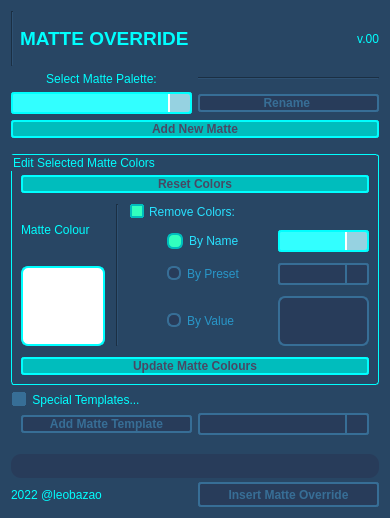
Qt form package/harmony20/BirdoPack/ui/BD_MatteOverride.ui (otmbneto/BirdoApp) before a commit.
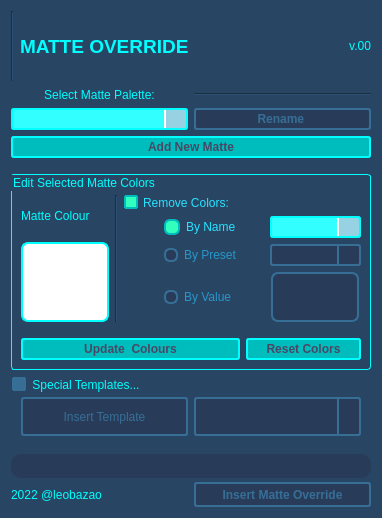
The same form after that commit.

Commit message: update MatteOverride: melhorias no funcionamento do add nodes e espacamento na ui

```diff
--- a/package/harmony20/BirdoPack/ui/BD_MatteOverride.ui
+++ b/package/harmony20/BirdoPack/ui/BD_MatteOverride.ui
@@ -9,7 +9,7 @@
    <rect>
     <x>0</x>
     <y>0</y>
-    <width>390</width>
+    <width>382</width>
     <height>518</height>
    </rect>
   </property>
@@ -181,6 +181,7 @@
     border-radius: 3px;
 	background-color: rgb(0, 189, 189);
     min-width: 80px;
+	padding: 2px;
 }
 
 QPushButton:pressed {
@@ -237,6 +238,12 @@
     <layout class="QGridLayout" name="gridLayout_4">
      <item row="1" column="1">
       <widget class="Line" name="line_3">
+       <property name="sizePolicy">
+        <sizepolicy hsizetype="Minimum" vsizetype="Preferred">
+         <horstretch>0</horstretch>
+         <verstretch>0</verstretch>
+        </sizepolicy>
+       </property>
        <property name="orientation">
         <enum>Qt::Horizontal</enum>
        </property>
@@ -244,6 +251,12 @@
      </item>
      <item row="1" column="0">
       <widget class="QLabel" name="label">
+       <property name="sizePolicy">
+        <sizepolicy hsizetype="Preferred" vsizetype="Preferred">
+         <horstretch>0</horstretch>
+         <verstretch>0</verstretch>
+        </sizepolicy>
+       </property>
        <property name="text">
         <string>Select Matte Palette:</string>
        </property>
@@ -257,8 +270,14 @@
        <property name="enabled">
         <bool>true</bool>
        </property>
+       <property name="sizePolicy">
+        <sizepolicy hsizetype="Preferred" vsizetype="Preferred">
+         <horstretch>0</horstretch>
+         <verstretch>0</verstretch>
+        </sizepolicy>
+       </property>
        <property name="toolTip">
-        <string>Choose matte palette to edit or apply</string>
+        <string>&lt;html&gt;&lt;head/&gt;&lt;body&gt;&lt;p&gt;Selecione uma Matte Palette para comecar.&lt;/p&gt;&lt;/body&gt;&lt;/html&gt;</string>
        </property>
       </widget>
      </item>
@@ -267,6 +286,12 @@
        <property name="enabled">
         <bool>false</bool>
        </property>
+       <property name="sizePolicy">
+        <sizepolicy hsizetype="Minimum" vsizetype="Preferred">
+         <horstretch>0</horstretch>
+         <verstretch>0</verstretch>
+        </sizepolicy>
+       </property>
        <property name="font">
         <font>
          <weight>75</weight>
@@ -274,7 +299,7 @@
         </font>
        </property>
        <property name="toolTip">
-        <string>Creates new matte palette in the scene</string>
+        <string>&lt;html&gt;&lt;head/&gt;&lt;body&gt;&lt;p&gt;Renomeia a MattePalette selecionada.&lt;/p&gt;&lt;/body&gt;&lt;/html&gt;</string>
        </property>
        <property name="text">
         <string>Rename </string>
@@ -286,6 +311,12 @@
        <property name="enabled">
         <bool>true</bool>
        </property>
+       <property name="sizePolicy">
+        <sizepolicy hsizetype="Minimum" vsizetype="Preferred">
+         <horstretch>0</horstretch>
+         <verstretch>0</verstretch>
+        </sizepolicy>
+       </property>
        <property name="font">
         <font>
          <weight>75</weight>
@@ -293,7 +324,7 @@
         </font>
        </property>
        <property name="toolTip">
-        <string>Creates new matte palette in the scene</string>
+        <string>&lt;html&gt;&lt;head/&gt;&lt;body&gt;&lt;p&gt;Cria nova MattePalette para a cena.&lt;/p&gt;&lt;/body&gt;&lt;/html&gt;</string>
        </property>
        <property name="text">
         <string>Add New Matte</string>
@@ -304,6 +335,12 @@
    </item>
    <item row="5" column="0">
     <widget class="QProgressBar" name="progressBar">
+     <property name="sizePolicy">
+      <sizepolicy hsizetype="Expanding" vsizetype="Preferred">
+       <horstretch>0</horstretch>
+       <verstretch>0</verstretch>
+      </sizepolicy>
+     </property>
      <property name="maximumSize">
       <size>
        <width>16777215</width>
@@ -361,6 +398,12 @@
    </item>
    <item row="2" column="0">
     <spacer name="horizontalSpacer_2">
+     <property name="sizePolicy">
+      <sizepolicy hsizetype="Expanding" vsizetype="Preferred">
+       <horstretch>0</horstretch>
+       <verstretch>0</verstretch>
+      </sizepolicy>
+     </property>
      <property name="orientation">
       <enum>Qt::Horizontal</enum>
      </property>
@@ -379,6 +422,12 @@
      </property>
      <item>
       <widget class="QLabel" name="label_4">
+       <property name="sizePolicy">
+        <sizepolicy hsizetype="Preferred" vsizetype="Preferred">
+         <horstretch>0</horstretch>
+         <verstretch>0</verstretch>
+        </sizepolicy>
+       </property>
        <property name="text">
         <string>2022 @leobazao</string>
        </property>
@@ -390,14 +439,14 @@
         <bool>false</bool>
        </property>
        <property name="sizePolicy">
-        <sizepolicy hsizetype="Preferred" vsizetype="Fixed">
+        <sizepolicy hsizetype="Preferred" vsizetype="Preferred">
          <horstretch>0</horstretch>
          <verstretch>0</verstretch>
         </sizepolicy>
        </property>
        <property name="minimumSize">
         <size>
-         <width>84</width>
+         <width>88</width>
          <height>25</height>
         </size>
        </property>
@@ -430,6 +479,12 @@
     <layout class="QHBoxLayout" name="horizontalLayout">
      <item>
       <widget class="Line" name="line">
+       <property name="sizePolicy">
+        <sizepolicy hsizetype="Fixed" vsizetype="Preferred">
+         <horstretch>0</horstretch>
+         <verstretch>0</verstretch>
+        </sizepolicy>
+       </property>
        <property name="orientation">
         <enum>Qt::Vertical</enum>
        </property>
@@ -437,6 +492,12 @@
      </item>
      <item>
       <widget class="QLabel" name="label_2">
+       <property name="sizePolicy">
+        <sizepolicy hsizetype="Preferred" vsizetype="Preferred">
+         <horstretch>0</horstretch>
+         <verstretch>0</verstretch>
+        </sizepolicy>
+       </property>
        <property name="font">
         <font>
          <pointsize>14</pointsize>
@@ -451,6 +512,12 @@
      </item>
      <item>
       <widget class="QLabel" name="labelVersion">
+       <property name="sizePolicy">
+        <sizepolicy hsizetype="Preferred" vsizetype="Preferred">
+         <horstretch>0</horstretch>
+         <verstretch>0</verstretch>
+        </sizepolicy>
+       </property>
        <property name="toolTip">
         <string>script version</string>
        </property>
@@ -470,7 +537,7 @@
       <bool>true</bool>
      </property>
      <property name="sizePolicy">
-      <sizepolicy hsizetype="Preferred" vsizetype="Fixed">
+      <sizepolicy hsizetype="Preferred" vsizetype="Preferred">
        <horstretch>0</horstretch>
        <verstretch>0</verstretch>
       </sizepolicy>
@@ -488,87 +555,34 @@
       <property name="topMargin">
        <number>20</number>
       </property>
-      <property name="spacing">
-       <number>11</number>
-      </property>
-      <item row="1" column="0">
-       <layout class="QVBoxLayout" name="verticalLayout">
-        <item>
-         <widget class="QLabel" name="label_6">
-          <property name="text">
-           <string>Matte Colour</string>
-          </property>
-         </widget>
-        </item>
-        <item>
-         <widget class="QPushButton" name="pushMatteColor">
-          <property name="sizePolicy">
-           <sizepolicy hsizetype="Fixed" vsizetype="Fixed">
-            <horstretch>0</horstretch>
-            <verstretch>0</verstretch>
-           </sizepolicy>
-          </property>
-          <property name="minimumSize">
-           <size>
-            <width>84</width>
-            <height>80</height>
-           </size>
-          </property>
-          <property name="maximumSize">
-           <size>
-            <width>80</width>
-            <height>80</height>
-           </size>
-          </property>
-          <property name="toolTip">
-           <string>Change Matte colors override</string>
-          </property>
-          <property name="styleSheet">
-           <string notr="true">QPushButton {
-	border: 2px solid rgb(0, 255, 255);
-	border-radius: 7px;
-	background: rgba(255, 255, 255, 255);
-}
-
-QPushButton::hover {
-	border: 2px solid rgb(0, 255, 255);
-}
-
-QPushButton::disabled {
-	border: 2px solid rgb(55, 110, 150);
-	background: rgb(40, 60, 90);	
-}</string>
-          </property>
-          <property name="text">
-           <string/>
-          </property>
-         </widget>
-        </item>
-       </layout>
-      </item>
-      <item row="1" column="1">
-       <widget class="Line" name="line_2">
-        <property name="orientation">
-         <enum>Qt::Vertical</enum>
-        </property>
-       </widget>
-      </item>
-      <item row="1" column="2">
+      <item row="0" column="2" colspan="2">
        <layout class="QGridLayout" name="gridLayout" columnstretch="0,0,0" columnminimumwidth="0,0,0">
         <property name="leftMargin">
          <number>0</number>
         </property>
-        <item row="1" column="2">
+        <item row="1" column="2" alignment="Qt::AlignHCenter">
          <widget class="QComboBox" name="comboCorName">
+          <property name="sizePolicy">
+           <sizepolicy hsizetype="Preferred" vsizetype="Preferred">
+            <horstretch>0</horstretch>
+            <verstretch>0</verstretch>
+           </sizepolicy>
+          </property>
           <property name="toolTip">
-           <string>Select color name to ignore</string>
+           <string>&lt;html&gt;&lt;head/&gt;&lt;body&gt;&lt;p&gt;Lista de nomes de cores da cena.&lt;/p&gt;&lt;/body&gt;&lt;/html&gt;</string>
           </property>
          </widget>
         </item>
         <item row="3" column="1">
          <widget class="QRadioButton" name="radioCorVal">
+          <property name="sizePolicy">
+           <sizepolicy hsizetype="Minimum" vsizetype="Preferred">
+            <horstretch>0</horstretch>
+            <verstretch>0</verstretch>
+           </sizepolicy>
+          </property>
           <property name="toolTip">
-           <string>Use color Value to Ignore</string>
+           <string>&lt;html&gt;&lt;head/&gt;&lt;body&gt;&lt;p&gt;Usa o metodo de ignorar cores pelo valor RGBA da cor.&lt;/p&gt;&lt;/body&gt;&lt;/html&gt;</string>
           </property>
           <property name="text">
            <string>By Value</string>
@@ -577,6 +591,12 @@
         </item>
         <item row="1" column="1">
          <widget class="QRadioButton" name="radioCorName">
+          <property name="sizePolicy">
+           <sizepolicy hsizetype="Minimum" vsizetype="Preferred">
+            <horstretch>0</horstretch>
+            <verstretch>0</verstretch>
+           </sizepolicy>
+          </property>
           <property name="minimumSize">
            <size>
             <width>100</width>
@@ -584,7 +604,7 @@
            </size>
           </property>
           <property name="toolTip">
-           <string>Ignore colors with name:</string>
+           <string>&lt;html&gt;&lt;head/&gt;&lt;body&gt;&lt;p&gt;Usa o metodo de ignorar cores pelo nome.&lt;/p&gt;&lt;/body&gt;&lt;/html&gt;</string>
           </property>
           <property name="text">
            <string>By Name</string>
@@ -594,20 +614,20 @@
           </property>
          </widget>
         </item>
-        <item row="3" column="2">
+        <item row="3" column="2" alignment="Qt::AlignHCenter|Qt::AlignVCenter">
          <widget class="QPushButton" name="pushIgnoreColor">
           <property name="enabled">
            <bool>false</bool>
           </property>
           <property name="sizePolicy">
-           <sizepolicy hsizetype="Fixed" vsizetype="Fixed">
+           <sizepolicy hsizetype="Preferred" vsizetype="Preferred">
             <horstretch>0</horstretch>
             <verstretch>0</verstretch>
            </sizepolicy>
           </property>
           <property name="minimumSize">
            <size>
-            <width>84</width>
+            <width>88</width>
             <height>50</height>
            </size>
           </property>
@@ -641,20 +661,32 @@
           </property>
          </widget>
         </item>
-        <item row="2" column="2">
+        <item row="2" column="2" alignment="Qt::AlignHCenter">
          <widget class="QComboBox" name="comboCorPreset">
           <property name="enabled">
            <bool>false</bool>
           </property>
+          <property name="sizePolicy">
+           <sizepolicy hsizetype="Preferred" vsizetype="Preferred">
+            <horstretch>0</horstretch>
+            <verstretch>0</verstretch>
+           </sizepolicy>
+          </property>
           <property name="toolTip">
-           <string>Select colors preset to ignore</string>
+           <string>&lt;html&gt;&lt;head/&gt;&lt;body&gt;&lt;p&gt;Lista de Presets para o ignore Colors.&lt;/p&gt;&lt;/body&gt;&lt;/html&gt;</string>
           </property>
          </widget>
         </item>
         <item row="2" column="1">
          <widget class="QRadioButton" name="radioCorPreset">
+          <property name="sizePolicy">
+           <sizepolicy hsizetype="Minimum" vsizetype="Preferred">
+            <horstretch>0</horstretch>
+            <verstretch>0</verstretch>
+           </sizepolicy>
+          </property>
           <property name="toolTip">
-           <string>Use preset color list to ignore</string>
+           <string>&lt;html&gt;&lt;head/&gt;&lt;body&gt;&lt;p&gt;Usa o metodo de ignorar cores por um preset de cores do projeto.&lt;/p&gt;&lt;/body&gt;&lt;/html&gt;</string>
           </property>
           <property name="text">
            <string>By Preset</string>
@@ -663,6 +695,12 @@
         </item>
         <item row="1" column="0" rowspan="3">
          <spacer name="verticalSpacer">
+          <property name="sizePolicy">
+           <sizepolicy hsizetype="Minimum" vsizetype="Preferred">
+            <horstretch>0</horstretch>
+            <verstretch>0</verstretch>
+           </sizepolicy>
+          </property>
           <property name="orientation">
            <enum>Qt::Vertical</enum>
           </property>
@@ -676,8 +714,14 @@
         </item>
         <item row="0" column="0" colspan="3">
          <widget class="QCheckBox" name="checkIgnore">
+          <property name="sizePolicy">
+           <sizepolicy hsizetype="Minimum" vsizetype="Preferred">
+            <horstretch>0</horstretch>
+            <verstretch>0</verstretch>
+           </sizepolicy>
+          </property>
           <property name="toolTip">
-           <string>Use ignore colors options</string>
+           <string>&lt;html&gt;&lt;head/&gt;&lt;body&gt;&lt;p&gt;Habilita a opcao de ignorar cores.&lt;/p&gt;&lt;/body&gt;&lt;/html&gt;</string>
           </property>
           <property name="text">
            <string>Remove Colors:</string>
@@ -689,8 +733,39 @@
         </item>
        </layout>
       </item>
+      <item row="2" column="3">
+       <widget class="QPushButton" name="pushRemoveColors">
+        <property name="enabled">
+         <bool>true</bool>
+        </property>
+        <property name="sizePolicy">
+         <sizepolicy hsizetype="Minimum" vsizetype="Preferred">
+          <horstretch>0</horstretch>
+          <verstretch>0</verstretch>
+         </sizepolicy>
+        </property>
+        <property name="font">
+         <font>
+          <weight>75</weight>
+          <bold>true</bold>
+         </font>
+        </property>
+        <property name="toolTip">
+         <string>&lt;html&gt;&lt;head/&gt;&lt;body&gt;&lt;p&gt;Reseta a Matte Pallet para todas cores.&lt;/p&gt;&lt;/body&gt;&lt;/html&gt;</string>
+        </property>
+        <property name="text">
+         <string>Reset Colors</string>
+        </property>
+       </widget>
+      </item>
       <item row="2" column="0" colspan="3">
        <widget class="QPushButton" name="pushUpdateColors">
+        <property name="sizePolicy">
+         <sizepolicy hsizetype="Minimum" vsizetype="Preferred">
+          <horstretch>0</horstretch>
+          <verstretch>0</verstretch>
+         </sizepolicy>
+        </property>
         <property name="font">
          <font>
           <weight>75</weight>
@@ -698,40 +773,120 @@
          </font>
         </property>
         <property name="toolTip">
-         <string>Update Colors in Matte palette</string>
+         <string>&lt;html&gt;&lt;head/&gt;&lt;body&gt;&lt;p&gt;Modifica as cores da Matte com a configuracao escolhida.&lt;/p&gt;&lt;/body&gt;&lt;/html&gt;</string>
         </property>
         <property name="styleSheet">
          <string notr="true"/>
         </property>
         <property name="text">
-         <string>Update Matte Colours</string>
+         <string>Update  Colours</string>
         </property>
        </widget>
       </item>
-      <item row="0" column="0" colspan="3">
-       <widget class="QPushButton" name="pushRemoveColors">
-        <property name="enabled">
-         <bool>true</bool>
+      <item row="0" column="1">
+       <widget class="Line" name="line_2">
+        <property name="sizePolicy">
+         <sizepolicy hsizetype="Fixed" vsizetype="Preferred">
+          <horstretch>0</horstretch>
+          <verstretch>0</verstretch>
+         </sizepolicy>
         </property>
-        <property name="font">
-         <font>
-          <weight>75</weight>
-          <bold>true</bold>
-         </font>
+        <property name="orientation">
+         <enum>Qt::Vertical</enum>
         </property>
-        <property name="toolTip">
-         <string>Reset all colors in matte to white, and add  back removed colors.</string>
+       </widget>
+      </item>
+      <item row="0" column="0">
+       <layout class="QVBoxLayout" name="verticalLayout">
+        <item>
+         <widget class="QLabel" name="label_6">
+          <property name="sizePolicy">
+           <sizepolicy hsizetype="Preferred" vsizetype="Preferred">
+            <horstretch>0</horstretch>
+            <verstretch>0</verstretch>
+           </sizepolicy>
+          </property>
+          <property name="text">
+           <string>Matte Colour</string>
+          </property>
+         </widget>
+        </item>
+        <item>
+         <widget class="QPushButton" name="pushMatteColor">
+          <property name="sizePolicy">
+           <sizepolicy hsizetype="Fixed" vsizetype="Preferred">
+            <horstretch>0</horstretch>
+            <verstretch>0</verstretch>
+           </sizepolicy>
+          </property>
+          <property name="minimumSize">
+           <size>
+            <width>88</width>
+            <height>80</height>
+           </size>
+          </property>
+          <property name="maximumSize">
+           <size>
+            <width>80</width>
+            <height>80</height>
+           </size>
+          </property>
+          <property name="toolTip">
+           <string>&lt;html&gt;&lt;head/&gt;&lt;body&gt;&lt;p&gt;Muda o valor RGBA da cor do Matte.&lt;/p&gt;&lt;/body&gt;&lt;/html&gt;</string>
+          </property>
+          <property name="styleSheet">
+           <string notr="true">QPushButton {
+	border: 2px solid rgb(0, 255, 255);
+	border-radius: 7px;
+	background: rgba(255, 255, 255, 255);
+}
+
+QPushButton::hover {
+	border: 2px solid rgb(0, 255, 255);
+}
+
+QPushButton::disabled {
+	border: 2px solid rgb(55, 110, 150);
+	background: rgb(40, 60, 90);	
+}</string>
+          </property>
+          <property name="text">
+           <string/>
+          </property>
+         </widget>
+        </item>
+       </layout>
+      </item>
+      <item row="1" column="0" colspan="4">
+       <spacer name="horizontalSpacer_3">
+        <property name="sizePolicy">
+         <sizepolicy hsizetype="Preferred" vsizetype="Minimum">
+          <horstretch>0</horstretch>
+          <verstretch>0</verstretch>
+         </sizepolicy>
         </property>
-        <property name="text">
-         <string>Reset Colors</string>
+        <property name="orientation">
+         <enum>Qt::Horizontal</enum>
         </property>
-       </widget>
+        <property name="sizeHint" stdset="0">
+         <size>
+          <width>40</width>
+          <height>10</height>
+         </size>
+        </property>
+       </spacer>
       </item>
      </layout>
     </widget>
    </item>
    <item row="4" column="0">
     <widget class="QGroupBox" name="groupTeplate">
+     <property name="sizePolicy">
+      <sizepolicy hsizetype="Preferred" vsizetype="Preferred">
+       <horstretch>0</horstretch>
+       <verstretch>0</verstretch>
+      </sizepolicy>
+     </property>
      <property name="styleSheet">
       <string notr="true">QGroupBox {
 	border: null;
@@ -750,28 +905,35 @@
       <property name="topMargin">
        <number>20</number>
       </property>
+      <item row="0" column="1">
+       <widget class="QComboBox" name="comboTemplates">
+        <property name="sizePolicy">
+         <sizepolicy hsizetype="Preferred" vsizetype="Preferred">
+          <horstretch>0</horstretch>
+          <verstretch>0</verstretch>
+         </sizepolicy>
+        </property>
+        <property name="toolTip">
+         <string>Lista de Templates Overrides disponiveis para este projeto.</string>
+        </property>
+       </widget>
+      </item>
       <item row="0" column="0">
        <widget class="QPushButton" name="pushAddSpecialTpl">
-        <property name="enabled">
-         <bool>false</bool>
-        </property>
-        <property name="font">
-         <font>
-          <weight>75</weight>
-          <bold>true</bold>
-         </font>
+        <property name="sizePolicy">
+         <sizepolicy hsizetype="Minimum" vsizetype="Preferred">
+          <horstretch>0</horstretch>
+          <verstretch>0</verstretch>
+         </sizepolicy>
         </property>
         <property name="toolTip">
-         <string>Creates new matte palette in the scene</string>
+         <string>&lt;html&gt;&lt;head/&gt;&lt;body&gt;&lt;p&gt;Insere o template override escolhido.&lt;/p&gt;&lt;/body&gt;&lt;/html&gt;</string>
         </property>
         <property name="text">
-         <string>Add Matte Template</string>
+         <string>Insert Template</string>
         </property>
        </widget>
       </item>
-      <item row="0" column="1">
-       <widget class="QComboBox" name="comboTemplates"/>
-      </item>
      </layout>
     </widget>
    </item>
```
The commit also changes 1 other file.
